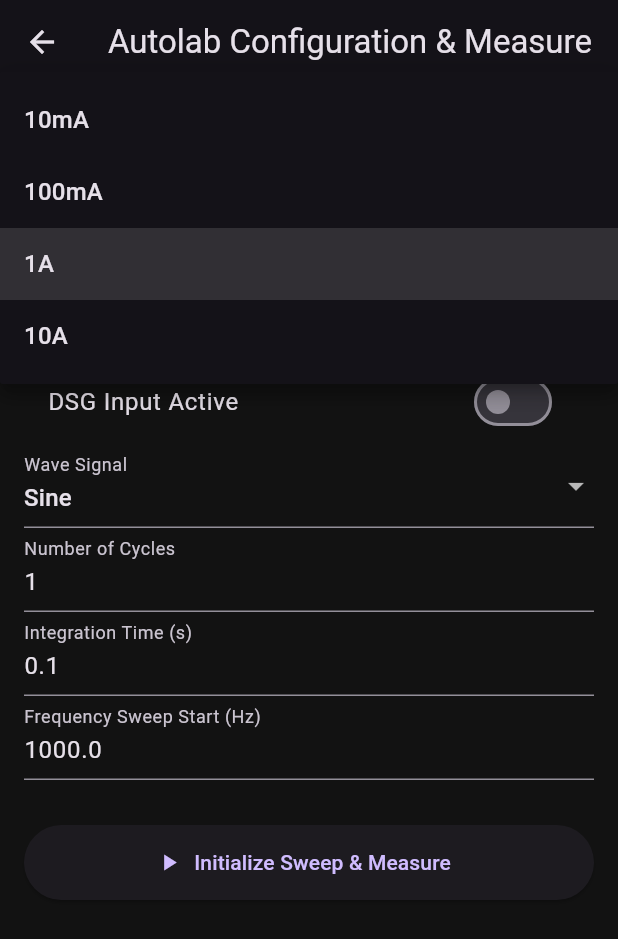
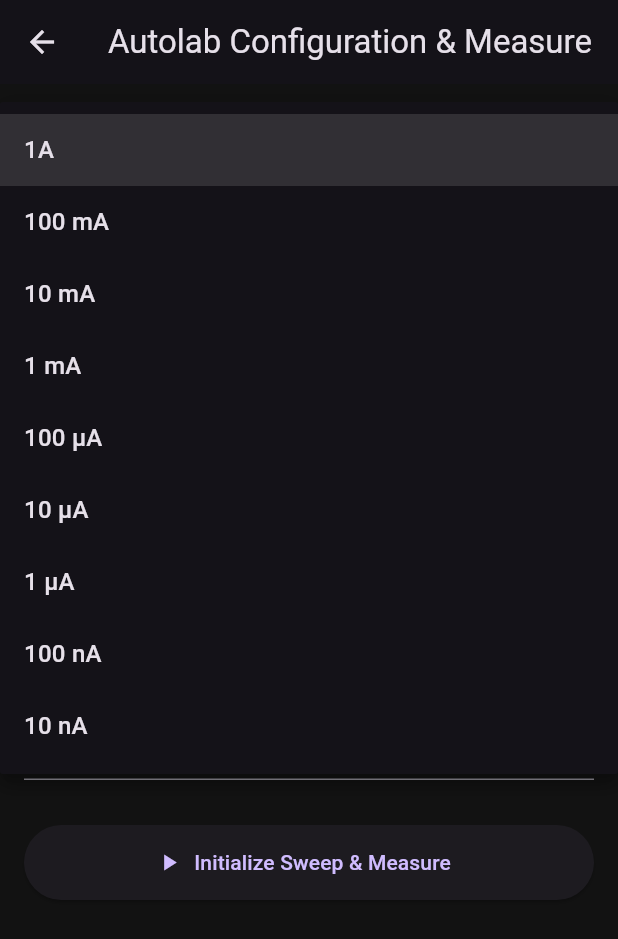
Before and after one commit to kelvinutp/prof.Vanessa, a Flutter app: the AutolabScreen screen opened directly, after a tap on "1A", on a phone screen of 412 x 824 dp. Shown: the top 939 px of the screen. Run offline on Flutter 3.47's test engine with Material 3 defaults, Android fonts, the phone set to English and light mode, and no system bars; our stand-ins replace file_picker, fl_chart, shared_preferences; missing offline and left inert: flutter_libserialport, mqtt_client, usb_serial; accounts and stored records are empty.

Commit message:
Fix deprecated values and update dropdown options in AutolabScreen

```diff
--- a/icharger_autolab_tool/lab/lib/screens/autolab_screen.dart
+++ b/icharger_autolab_tool/lab/lib/screens/autolab_screen.dart
@@ -12,7 +12,7 @@ class _AutolabScreenState extends State<AutolabScreen> {
   final _formKey = GlobalKey<FormState>();
 
   String currentRange = '1A';
-  double bandwidthEI = 10.0;
+  String bandwidthEI = 'High speed';
   double setpointDC = 0.0;
   bool dsgInput = false;
   String waveSignal = 'Sine';
@@ -33,14 +33,14 @@ class _AutolabScreenState extends State<AutolabScreen> {
               DropdownButtonFormField<String>(
                 decoration: const InputDecoration(labelText: 'Current Range'),
                 initialValue: currentRange,
-                items: ['10mA', '100mA', '1A', '10A'].map((e) => DropdownMenuItem(value: e, child: Text(e))).toList(),
+                items: ['1A','100 mA','10 mA','1 mA','100 µA','10 µA','1 µA','100 nA','10 nA'].map((e) => DropdownMenuItem(value: e, child: Text(e))).toList(),
                 onChanged: (val) => setState(() => currentRange = val!),
               ),
-              TextFormField(
+              DropdownButtonFormField<String>(
                 decoration: const InputDecoration(labelText: 'Bandwidth of EI (Hz)'),
-                keyboardType: TextInputType.number,
-                initialValue: bandwidthEI.toString(),
-                onSaved: (val) => bandwidthEI = double.parse(val!),
+                initialValue: bandwidthEI,
+                items: ['High stability','High speed','Ultra high speed'].map((e) => DropdownMenuItem(value: e, child: Text(e))).toList(),
+                onChanged: (val) => setState(() => bandwidthEI = val!),
               ),
               TextFormField(
                 decoration: const InputDecoration(labelText: 'Setpoint DC (V)'),
@@ -56,7 +56,7 @@ class _AutolabScreenState extends State<AutolabScreen> {
               DropdownButtonFormField<String>(
                 decoration: const InputDecoration(labelText: 'Wave Signal'),
                 initialValue: waveSignal,
-                items: ['Sine', 'Square', 'Triangle'].map((e) => DropdownMenuItem(value: e, child: Text(e))).toList(),
+                items: ['Sine', '5 sines', '15 sines'].map((e) => DropdownMenuItem(value: e, child: Text(e))).toList(),
                 onChanged: (val) => setState(() => waveSignal = val!),
               ),
               TextFormField(
@@ -66,7 +66,7 @@ class _AutolabScreenState extends State<AutolabScreen> {
                 onSaved: (val) => cycles = int.parse(val!),
               ),
               TextFormField(
-                decoration: const InputDecoration(labelText: 'Integration Time (s)'),
+                decoration: const InputDecoration(labelText: 'Maximum Integration Time (s)'),
                 keyboardType: TextInputType.number,
                 initialValue: integrationTime.toString(),
                 onSaved: (val) => integrationTime = double.parse(val!),
```
